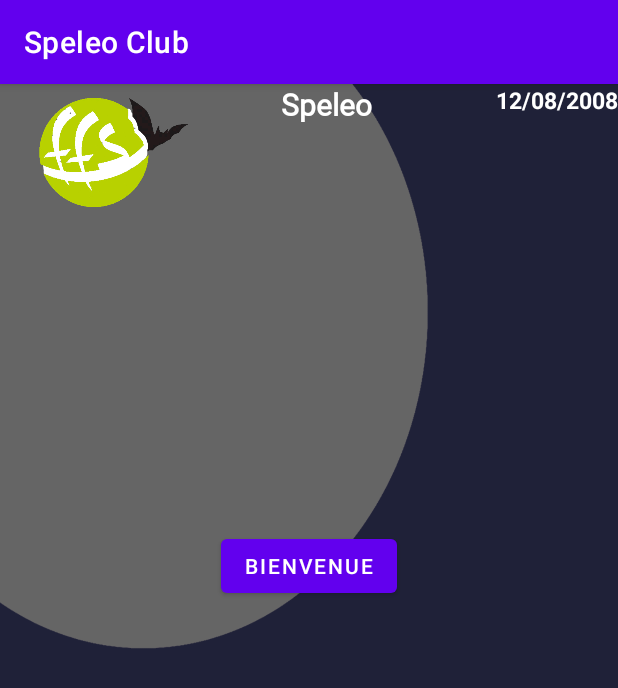
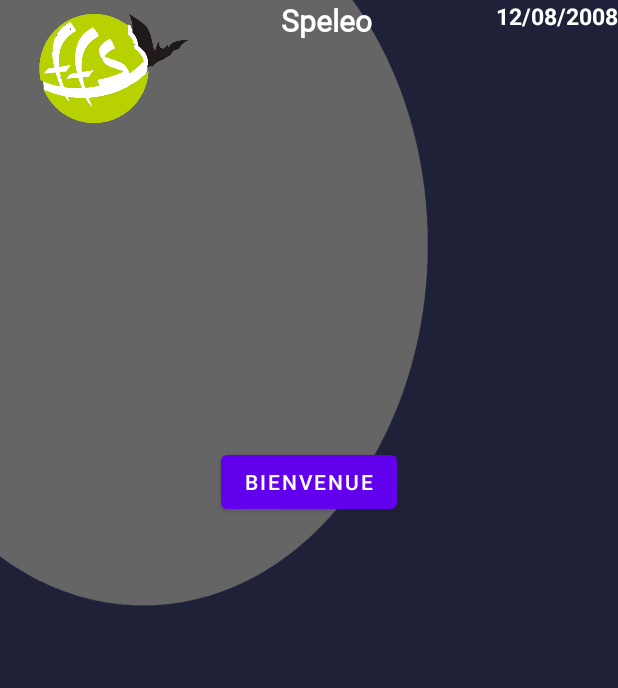
Before and after one commit to SIO2LAA/Speleo-EPI, an Android app: the screen it shows after launch (MainActivity), on a phone screen of 412 x 824 dp. Shown: the top 688 px of the screen. Run offline under Robolectric (Android 15) with nearby library versions, the phone set to English and light mode, and no system bars.

```diff
--- a/app/src/main/res/values-night/themes.xml
+++ b/app/src/main/res/values-night/themes.xml
@@ -1,6 +1,6 @@
 <resources xmlns:tools="http://schemas.android.com/tools">
     <!-- Base application theme. -->
-    <style name="Theme.App_epi2" parent="Theme.MaterialComponents.DayNight.DarkActionBar">
+    <style name="Theme.App_epi2" parent="Theme.MaterialComponents.DayNight.NoActionBar">
         <!-- Primary brand color. -->
         <item name="colorPrimary">@color/purple_200</item>
         <item name="colorPrimaryVariant">@color/purple_700</item>
--- a/app/src/main/res/values/themes.xml
+++ b/app/src/main/res/values/themes.xml
@@ -1,6 +1,6 @@
 <resources xmlns:tools="http://schemas.android.com/tools">
     <!-- Base application theme. -->
-    <style name="Theme.App_epi2" parent="Theme.MaterialComponents.DayNight.DarkActionBar">
+    <style name="Theme.App_epi2" parent="Theme.MaterialComponents.DayNight.NoActionBar">
         <!-- Primary brand color. -->
         <item name="colorPrimary">@color/purple_500</item>
         <item name="colorPrimaryVariant">@color/purple_700</item>
```
